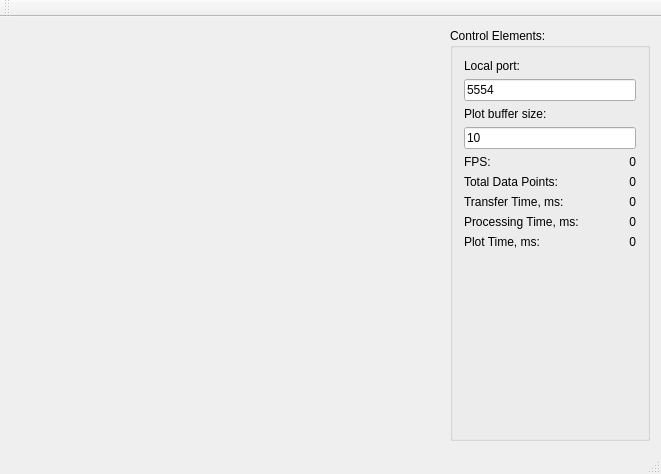
Old version of the form Racket Motion Server_Qt/RacketMotionServer/mainwin.ui in the repository Sureshdharani/Racket-Project.
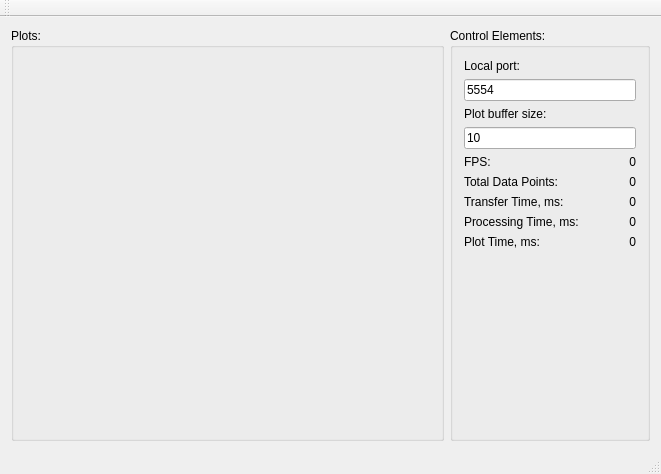
New version of the form. Custom widgets are drawn as their Qt base class.

```diff
--- a/Racket Motion Server_Qt/RacketMotionServer/mainwin.ui
+++ b/Racket Motion Server_Qt/RacketMotionServer/mainwin.ui
@@ -14,8 +14,14 @@
    <string>Racket Motion Server</string>
   </property>
   <widget class="QWidget" name="centralWidget">
-   <layout class="QHBoxLayout" name="horizontalLayout_3">
-    <item>
+   <layout class="QGridLayout" name="gridLayout_4">
+    <item row="0" column="0">
+     <widget class="QGroupBox" name="groupBox">
+      <property name="title">
+       <string>Plots:</string>
+      </property>
+      <layout class="QGridLayout" name="gridLayout_3">
+       <item row="0" column="0">
      <layout class="QGridLayout" name="gridLayout">
       <item row="1" column="1">
        <widget class="QCustomPlot" name="wid22" native="true">
@@ -109,7 +115,10 @@
       </item>
      </layout>
     </item>
-    <item>
+      </layout>
+     </widget>
+    </item>
+    <item row="0" column="1">
      <widget class="QGroupBox" name="ControlBox">
       <property name="sizePolicy">
        <sizepolicy hsizetype="Fixed" vsizetype="Preferred">
```
Left out of the diff: 134 changed lines with no effect on the pictures. Lines whose indentation alone changed are shown as unchanged.
